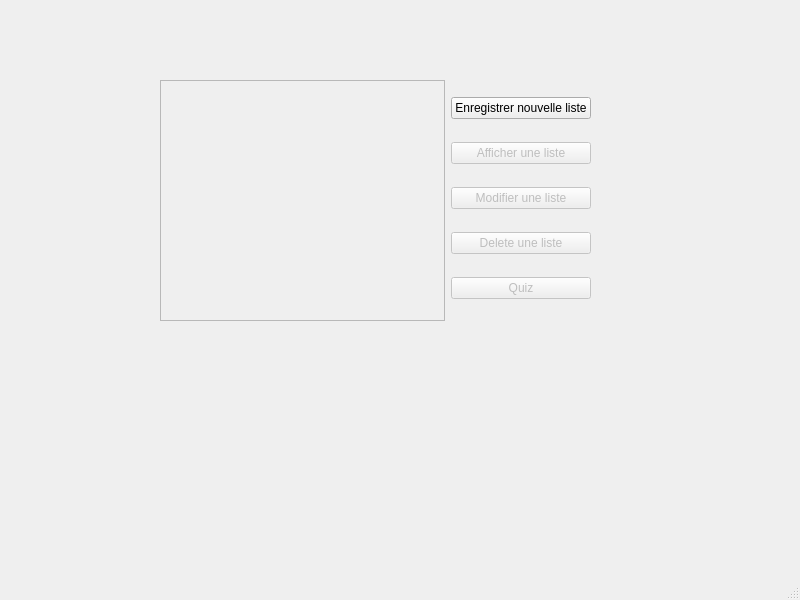
Before: the Qt Designer form mainwindow.ui in EldernXa/LearnVocab, drawn with Qt 5.
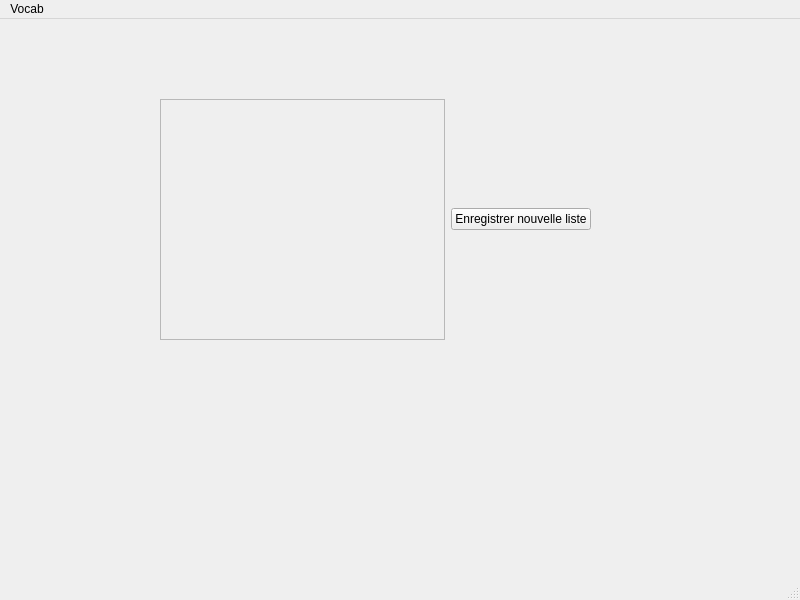
After: the same form once the commit is applied.

Commit message: move some button to action in menubar

Patch:
```diff
--- a/mainwindow.ui
+++ b/mainwindow.ui
@@ -56,46 +56,6 @@
          </property>
         </widget>
        </item>
-       <item>
-        <widget class="QPushButton" name="displayVocab">
-         <property name="enabled">
-          <bool>false</bool>
-         </property>
-         <property name="text">
-          <string>Afficher une liste</string>
-         </property>
-        </widget>
-       </item>
-       <item>
-        <widget class="QPushButton" name="modifVocab">
-         <property name="enabled">
-          <bool>false</bool>
-         </property>
-         <property name="text">
-          <string>Modifier une liste</string>
-         </property>
-        </widget>
-       </item>
-       <item>
-        <widget class="QPushButton" name="removeVocab">
-         <property name="enabled">
-          <bool>false</bool>
-         </property>
-         <property name="text">
-          <string>Delete une liste</string>
-         </property>
-        </widget>
-       </item>
-       <item>
-        <widget class="QPushButton" name="quizVocab">
-         <property name="enabled">
-          <bool>false</bool>
-         </property>
-         <property name="text">
-          <string>Quiz</string>
-         </property>
-        </widget>
-       </item>
       </layout>
      </item>
     </layout>
@@ -110,6 +70,28 @@
      <height>22</height>
     </rect>
    </property>
+   <widget class="QMenu" name="menuVocab">
+    <property name="enabled">
+     <bool>true</bool>
+    </property>
+    <property name="title">
+     <string>Vocab</string>
+    </property>
+    <widget class="QMenu" name="menuQuiz">
+     <property name="enabled">
+      <bool>true</bool>
+     </property>
+     <property name="title">
+      <string>Quiz</string>
+     </property>
+     <addaction name="actionn_mot"/>
+    </widget>
+    <addaction name="actionDisplayList"/>
+    <addaction name="actionModifyList"/>
+    <addaction name="actionDeleteList"/>
+    <addaction name="menuQuiz"/>
+   </widget>
+   <addaction name="menuVocab"/>
   </widget>
   <widget class="QStatusBar" name="statusbar"/>
  </widget>
```
Left out of the diff: 20 changed lines with no effect on the pictures. The commit also changes 1 other file.
